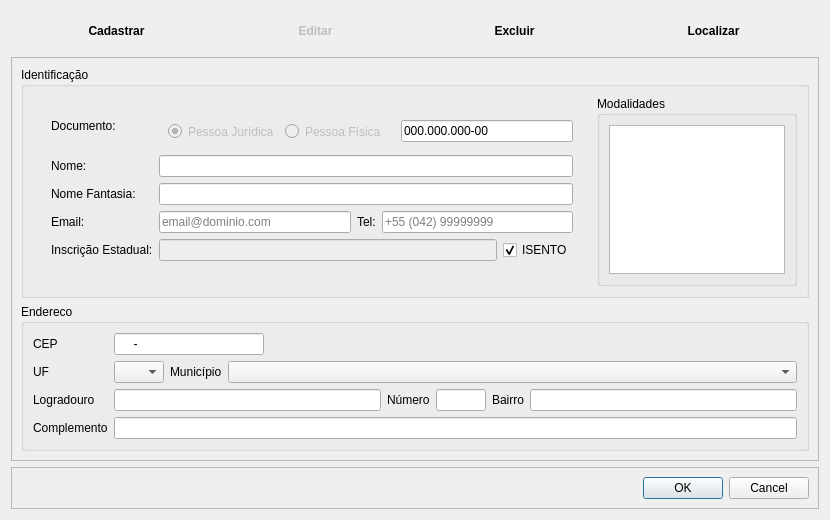
Above: Resources/UI/CadastroPessoa.ui from Klubas/Projeto-SOAD before the change. Below: the same form after it.
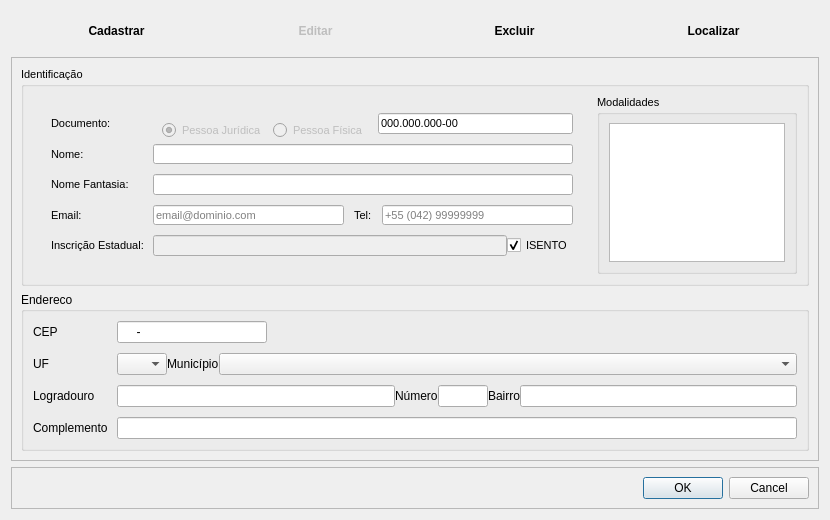
That is the form after the change.

Commit message: # Cadastro mercadoria - Interface - Padrões - Implementado Adicionar novo fabricante

What changed in the file:
```diff
--- a/Resources/UI/CadastroPessoa.ui
+++ b/Resources/UI/CadastroPessoa.ui
@@ -158,6 +158,12 @@
            </property>
            <item>
             <layout class="QFormLayout" name="formLayout_enderco">
+             <property name="horizontalSpacing">
+              <number>9</number>
+             </property>
+             <property name="verticalSpacing">
+              <number>10</number>
+             </property>
              <property name="leftMargin">
               <number>0</number>
              </property>
@@ -356,6 +362,11 @@
             <height>250</height>
            </size>
           </property>
+          <property name="font">
+           <font>
+            <pointsize>8</pointsize>
+           </font>
+          </property>
           <property name="title">
            <string>Identificação</string>
           </property>
@@ -381,6 +392,12 @@
                  <property name="sizeConstraint">
                   <enum>QLayout::SetDefaultConstraint</enum>
                  </property>
+                 <property name="horizontalSpacing">
+                  <number>9</number>
+                 </property>
+                 <property name="verticalSpacing">
+                  <number>10</number>
+                 </property>
                  <item row="1" column="0">
                   <widget class="QLabel" name="label_nome">
                    <property name="text">
@@ -430,8 +447,14 @@
                  </item>
                  <item row="3" column="1">
                   <layout class="QHBoxLayout" name="horizontalLayout_2">
+                   <property name="spacing">
+                    <number>6</number>
+                   </property>
                    <item>
                     <layout class="QHBoxLayout" name="horizontalLayout_5">
+                     <property name="spacing">
+                      <number>10</number>
+                     </property>
                      <item>
                       <widget class="QLineEdit" name="lineEdit_email">
                        <property name="inputMask">
```
The commit also changes 21 other files.
